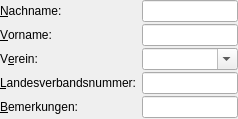
Old version of the form src/gui/windows/objectEditor/PersonEditorPane.ui in the repository startkladde/startkladde.
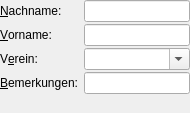
New version of the form. Custom widgets are drawn as their Qt base class.

The edit to the form file:
```diff
--- a/src/gui/windows/objectEditor/PersonEditorPane.ui
+++ b/src/gui/windows/objectEditor/PersonEditorPane.ui
@@ -6,8 +6,8 @@
    <rect>
     <x>0</x>
     <y>0</y>
-    <width>238</width>
-    <height>119</height>
+    <width>190</width>
+    <height>113</height>
    </rect>
   </property>
   <property name="windowTitle">
@@ -63,26 +63,6 @@
      </property>
     </widget>
    </item>
-   <item row="4" column="0">
-    <widget class="QLabel" name="label_4">
-     <property name="text">
-      <string>&amp;Landesverbandsnummer:</string>
-     </property>
-     <property name="buddy">
-      <cstring>regionalAssociationIdInput</cstring>
-     </property>
-    </widget>
-   </item>
-   <item row="5" column="0">
-    <widget class="QLabel" name="label_5">
-     <property name="text">
-      <string>&amp;Bemerkungen:</string>
-     </property>
-     <property name="buddy">
-      <cstring>commentsInput</cstring>
-     </property>
-    </widget>
-   </item>
    <item row="0" column="1">
     <widget class="QLineEdit" name="lastNameInput"/>
    </item>
@@ -99,10 +79,17 @@
      </property>
     </widget>
    </item>
+   <item row="4" column="0">
+    <widget class="QLabel" name="label_5">
+     <property name="text">
+      <string>&amp;Bemerkungen:</string>
+     </property>
+     <property name="buddy">
+      <cstring>commentsInput</cstring>
+     </property>
+    </widget>
+   </item>
    <item row="4" column="1">
-    <widget class="QLineEdit" name="regionalAssociationIdInput"/>
-   </item>
-   <item row="5" column="1">
     <widget class="QLineEdit" name="commentsInput"/>
    </item>
   </layout>
```
